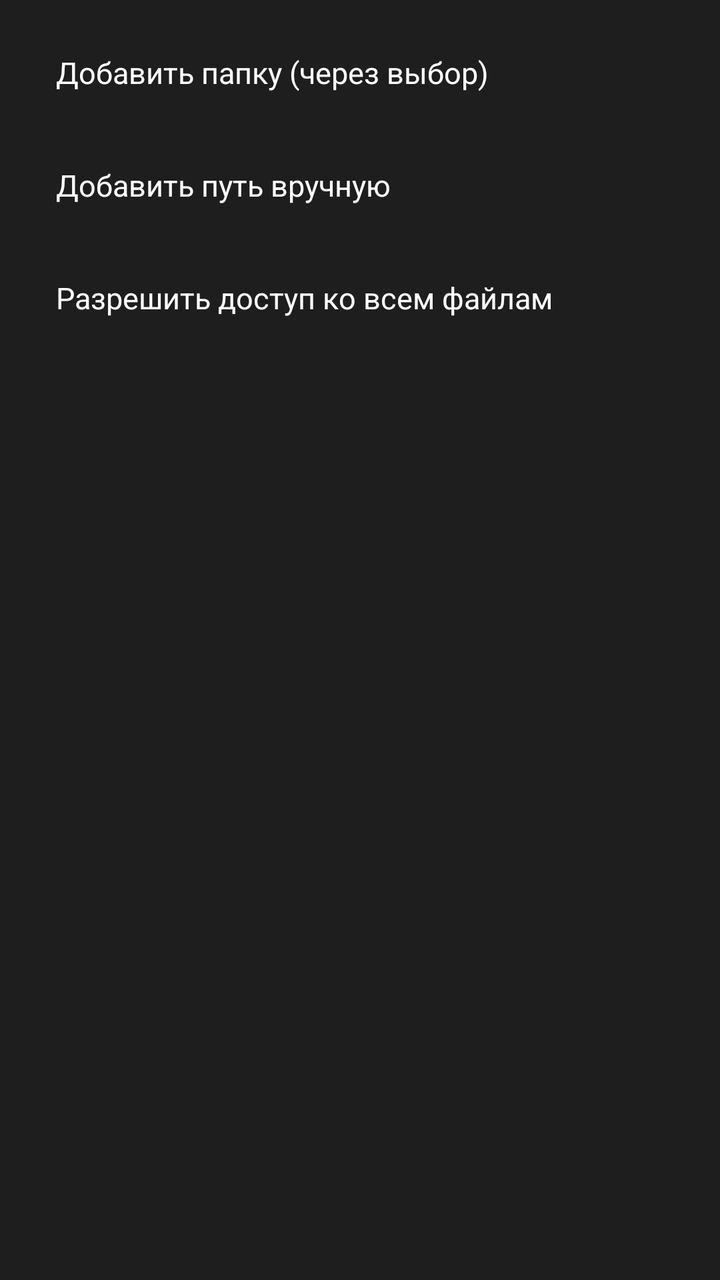
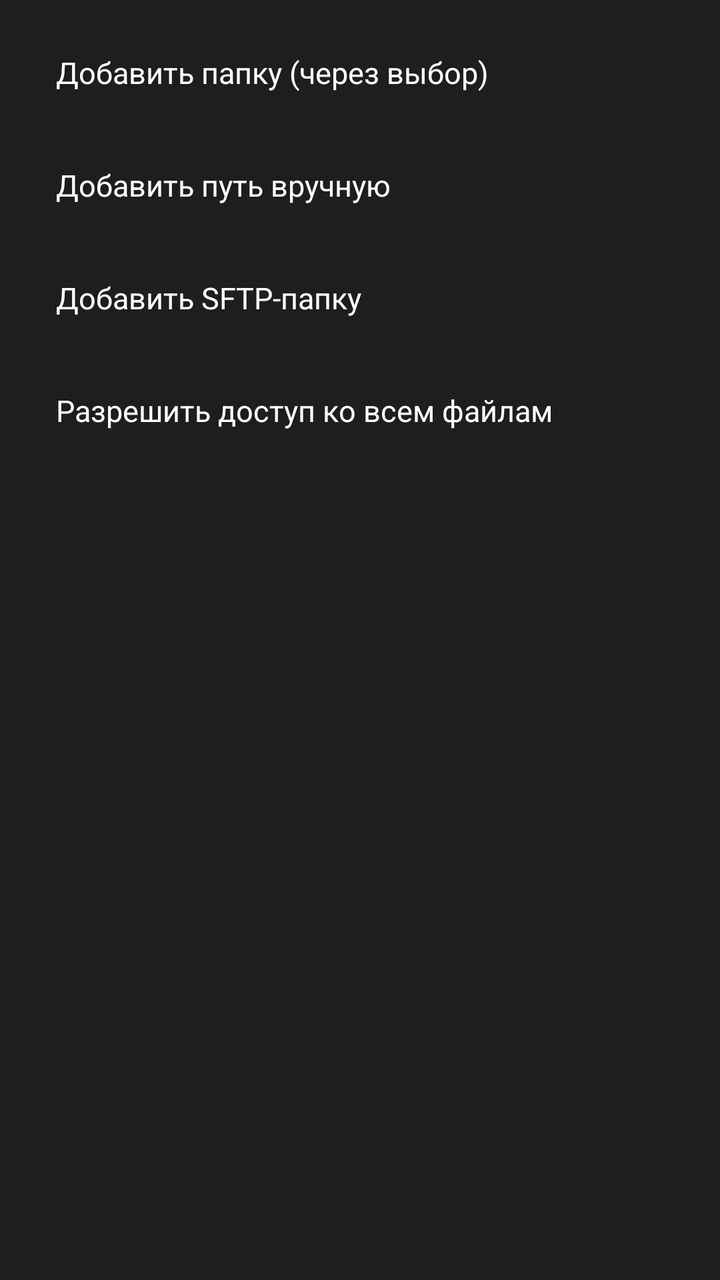

Compare the two renders of this Android layout. The source of the first and the diff that turns it into the second are given below.
<!-- AndroidManifest.xml: application theme Theme.ShareCopy -->
<!-- res/layout/dialog_menu_actions.xml -->
<?xml version="1.0" encoding="utf-8"?>
<LinearLayout xmlns:android="http://schemas.android.com/apk/res/android"
    android:layout_width="300dp"
    android:layout_height="wrap_content"
    android:orientation="vertical"
    android:background="@color/surface"
    android:padding="8dp">

    <TextView
        android:id="@+id/menuItemAddSaf"
        android:layout_width="match_parent"
        android:layout_height="wrap_content"
        android:background="@drawable/focusable_row_bg"
        android:paddingHorizontal="16dp"
        android:paddingVertical="14dp"
        android:layout_margin="4dp"
        android:focusable="true"
        android:clickable="true"
        android:text="@string/btn_add_saf"
        android:textColor="@color/text_primary"
        android:textSize="15sp" />

    <TextView
        android:id="@+id/menuItemAddManual"
        android:layout_width="match_parent"
        android:layout_height="wrap_content"
        android:background="@drawable/focusable_row_bg"
        android:paddingHorizontal="16dp"
        android:paddingVertical="14dp"
        android:layout_margin="4dp"
        android:focusable="true"
        android:clickable="true"
        android:text="@string/btn_add_manual"
        android:textColor="@color/text_primary"
        android:textSize="15sp" />

    <TextView
        android:id="@+id/menuItemAllFilesAccess"
        android:layout_width="match_parent"
        android:layout_height="wrap_content"
        android:background="@drawable/focusable_row_bg"
        android:paddingHorizontal="16dp"
        android:paddingVertical="14dp"
        android:layout_margin="4dp"
        android:focusable="true"
        android:clickable="true"
        android:text="@string/btn_all_files_access"
        android:textColor="@color/text_primary"
        android:textSize="15sp" />

</LinearLayout>
<!-- resources referenced by this layout -->
<resources>
  <color name="surface">#1E1E1E</color>
  <color name="text_primary">#FFFFFF</color>
  <!-- drawable focusable_row_bg (drawable) -->
  <?xml version="1.0" encoding="utf-8"?>
  <selector xmlns:android="http://schemas.android.com/apk/res/android">
      <item android:state_focused="true">
          <shape android:shape="rectangle">
              <solid android:color="@color/focus_highlight" />
              <corners android:radius="8dp" />
          </shape>
      </item>
      <item android:state_pressed="true">
          <shape android:shape="rectangle">
              <solid android:color="@color/focus_highlight" />
              <corners android:radius="8dp" />
          </shape>
      </item>
      <item>
          <shape android:shape="rectangle">
              <solid android:color="@color/surface" />
              <corners android:radius="8dp" />
          </shape>
      </item>
  </selector>
  <string name="btn_add_manual">Добавить путь вручную</string>
  <string name="btn_add_saf">Добавить папку (через выбор)</string>
  <string name="btn_all_files_access">Разрешить доступ ко всем файлам</string>
  <style name="Theme.ShareCopy" parent="Theme.MaterialComponents.DayNight.NoActionBar">
          <item name="colorPrimary">@color/accent</item>
          <item name="colorPrimaryDark">@color/bg</item>
          <item name="colorAccent">@color/accent</item>
          <item name="android:windowBackground">@color/bg</item>
      </style>
  <color name="focus_highlight">#2E7D32</color>
  <color name="accent">#4CAF50</color>
  <color name="bg">#121212</color>
</resources>

<!-- the commit's change to res/layout/dialog_menu_actions.xml (unified diff, before → after) -->
@@ -35,6 +35,20 @@
         android:textSize="15sp" />
 
     <TextView
+        android:id="@+id/menuItemAddSftp"
+        android:layout_width="match_parent"
+        android:layout_height="wrap_content"
+        android:background="@drawable/focusable_row_bg"
+        android:paddingHorizontal="16dp"
+        android:paddingVertical="14dp"
+        android:layout_margin="4dp"
+        android:focusable="true"
+        android:clickable="true"
+        android:text="@string/btn_add_sftp"
+        android:textColor="@color/text_primary"
+        android:textSize="15sp" />
+
+    <TextView
         android:id="@+id/menuItemAllFilesAccess"
         android:layout_width="match_parent"
         android:layout_height="wrap_content"
<!-- resource entries referenced after the edit -->
@@ -26,6 +26,7 @@
   </selector>
   <string name="btn_add_manual">Добавить путь вручную</string>
   <string name="btn_add_saf">Добавить папку (через выбор)</string>
+  <string name="btn_add_sftp">Добавить SFTP-папку</string>
   <string name="btn_all_files_access">Разрешить доступ ко всем файлам</string>
   <style name="Theme.ShareCopy" parent="Theme.MaterialComponents.DayNight.NoActionBar">
           <item name="colorPrimary">@color/accent</item>
